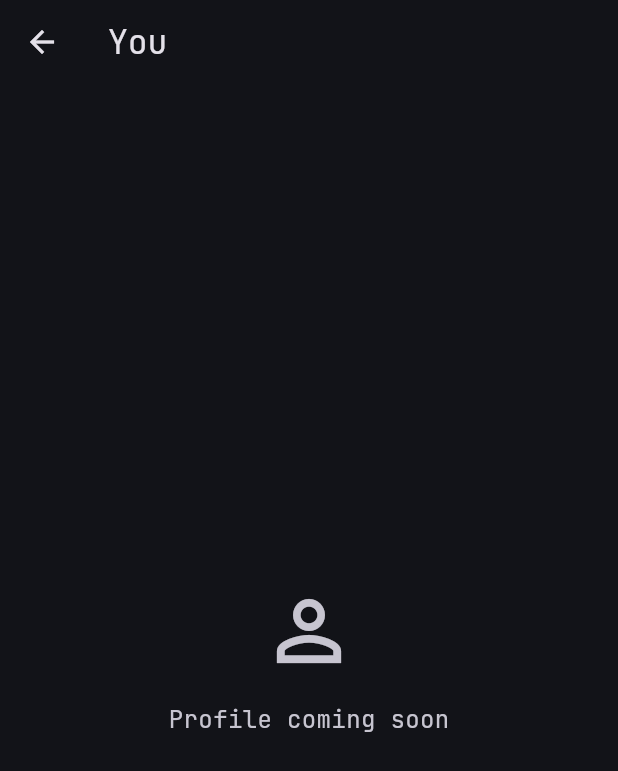
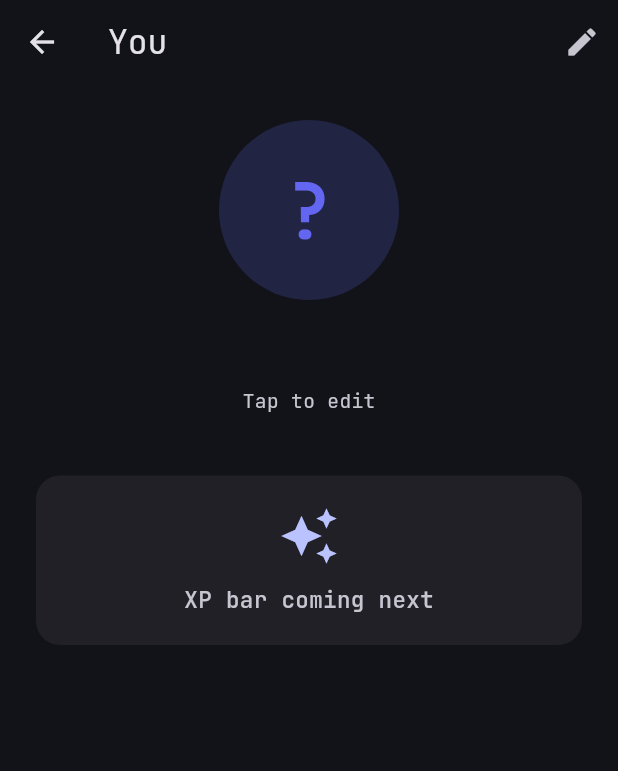
Before and after one commit to Shiftrix/tracked, a Flutter app: the ProfileScreen screen opened directly, on a phone screen of 412 x 824 dp. Shown: the top 771 px of the screen. Run offline on Flutter 3.47's test engine with Material 3 defaults, Android fonts, the phone set to English and light mode, and no system bars; our stand-ins replace flutter_local_notifications, shared_preferences, sqflite, sqflite_common_ffi; accounts and stored records are empty.

Commit message:
Profile screen: avatar, name, edit dialog. XP Bar placeholder, as well as simple initial avatar.

```diff
--- /dev/null
+++ b/lib/profile_store.dart
@@ -0,0 +1,41 @@
+import 'package:shared_preferences/shared_preferences.dart';
+
+/// Simple persistent store for the user's profile (name + avatar colour).
+/// Backed by shared_preferences — one row of settings, not queryable data.
+class ProfileStore {
+  static const _keyName = 'profile_name';
+  static const _keyAvatarColor = 'profile_avatar_color';
+
+  /// Default profile name shown on first launch.
+  static const String defaultName = 'You';
+
+  /// Default avatar colour index (0 = indigo, from ActivityAppearance).
+  static const int defaultAvatarColor = 0;
+
+  static Future<({String name, int avatarColor})> load() async {
+    final prefs = await SharedPreferences.getInstance();
+    return (
+      name: prefs.getString(_keyName) ?? defaultName,
+      avatarColor: prefs.getInt(_keyAvatarColor) ?? defaultAvatarColor,
+    );
+  }
+
+  static Future<void> saveName(String name) async {
+    final prefs = await SharedPreferences.getInstance();
+    await prefs.setString(_keyName, name.trim());
+  }
+
+  static Future<void> saveAvatarColor(int colorIndex) async {
+    final prefs = await SharedPreferences.getInstance();
+    await prefs.setInt(_keyAvatarColor, colorIndex);
+  }
+
+  static Future<void> save({
+    required String name,
+    required int avatarColor,
+  }) async {
+    final prefs = await SharedPreferences.getInstance();
+    await prefs.setString(_keyName, name.trim());
+    await prefs.setInt(_keyAvatarColor, avatarColor);
+  }
+}
--- a/lib/screens/profile_screen.dart
+++ b/lib/screens/profile_screen.dart
@@ -1,32 +1,138 @@
 import 'package:flutter/material.dart';
 
-class ProfileScreen extends StatelessWidget {
+import '../profile_store.dart';
+import '../theme/activity_appearance.dart';
+import '../widgets/profile_edit_dialog.dart';
+
+class ProfileScreen extends StatefulWidget {
   const ProfileScreen({super.key});
 
   @override
+  State<ProfileScreen> createState() => _ProfileScreenState();
+}
+
+class _ProfileScreenState extends State<ProfileScreen> {
+  String _name = ProfileStore.defaultName;
+  int _avatarColor = ProfileStore.defaultAvatarColor;
+  bool _loading = true;
+
+  @override
+  void initState() {
+    super.initState();
+    _load();
+  }
+
+  Future<void> _load() async {
+    final profile = await ProfileStore.load();
+    if (!mounted) return;
+    setState(() {
+      _name = profile.name;
+      _avatarColor = profile.avatarColor;
+      _loading = false;
+    });
+  }
+
+  Future<void> _editProfile() async {
+    final result = await showDialog<ProfileEditResult>(
+      context: context,
+      builder: (_) => ProfileEditDialog(
+        initialName: _name,
+        initialAvatarColor: _avatarColor,
+      ),
+    );
+    if (result == null) return;
+    await ProfileStore.save(name: result.name, avatarColor: result.avatarColor);
+    await _load();
+  }
+
+  @override
   Widget build(BuildContext context) {
+    final scheme = Theme.of(context).colorScheme;
+    final color = ActivityAppearance.color(_avatarColor);
+
+    if (_loading) {
+      return const Scaffold(body: Center(child: CircularProgressIndicator()));
+    }
+
     return Scaffold(
-      appBar: AppBar(title: const Text('You')),
-      body: Center(
-        child: Column(
-          mainAxisAlignment: MainAxisAlignment.center,
+      appBar: AppBar(
+        title: const Text('You'),
+        actions: [
+          IconButton(
+            icon: const Icon(Icons.edit),
+            tooltip: 'Edit profile',
+            onPressed: _editProfile,
+          ),
+        ],
+      ),
+      body: ListView(
+        padding: const EdgeInsets.all(24),
         children: [
-            Icon(
-              Icons.person_outline,
-              size: 64,
-              color: Theme.of(context).colorScheme.onSurfaceVariant,
+          // Avatar
+          Center(
+            child: GestureDetector(
+              onTap: _editProfile,
+              child: Container(
+                width: 120,
+                height: 120,
+                decoration: BoxDecoration(
+                  color: color.withValues(alpha: 0.2),
+                  shape: BoxShape.circle,
+                ),
+                alignment: Alignment.center,
+                child: Text(
+                  _name.isEmpty ? '?' : _name[0].toUpperCase(),
+                  style: TextStyle(
+                    fontSize: 52,
+                    fontWeight: FontWeight.w600,
+                    color: color,
+                  ),
+                ),
+              ),
+            ),
           ),
           const SizedBox(height: 16),
+
+          // Name
+          Center(
+            child: Text(
+              _name,
+              style: const TextStyle(fontSize: 24, fontWeight: FontWeight.w600),
+            ),
+          ),
+          const SizedBox(height: 8),
+          Center(
+            child: Text(
+              'Tap to edit',
+              style: TextStyle(fontSize: 13, color: scheme.onSurfaceVariant),
+            ),
+          ),
+          const SizedBox(height: 40),
+
+          // Placeholder for XP bar (Session 2B)
+          Container(
+            padding: const EdgeInsets.all(20),
+            decoration: BoxDecoration(
+              color: scheme.surfaceContainerHighest.withValues(alpha: 0.4),
+              borderRadius: BorderRadius.circular(16),
+            ),
+            child: Column(
+              children: [
+                Icon(Icons.auto_awesome, size: 40, color: scheme.primary),
+                const SizedBox(height: 12),
                 Text(
-              'Profile coming soon',
+                  'XP bar coming next',
                   style: TextStyle(
-                fontSize: 16,
-                color: Theme.of(context).colorScheme.onSurfaceVariant,
+                    fontSize: 15,
+                    fontWeight: FontWeight.w500,
+                    color: scheme.onSurfaceVariant,
                   ),
                 ),
               ],
             ),
           ),
+        ],
+      ),
     );
   }
 }
--- a/pubspec.yaml
+++ b/pubspec.yaml
@@ -38,6 +38,7 @@ dependencies:
   path: ^1.9.0
   flutter_local_notifications: ^19.5.0
   sqflite_common_ffi: ^2.3.6
+  shared_preferences: ^2.3.4
 
 dev_dependencies:
   flutter_test:
```
Also changed, not shown: lib/widgets/profile_edit_dialog.dart (added, +150 -0 lines), pubspec.lock, 1 other file. Lines whose indentation alone changed are shown as unchanged.
